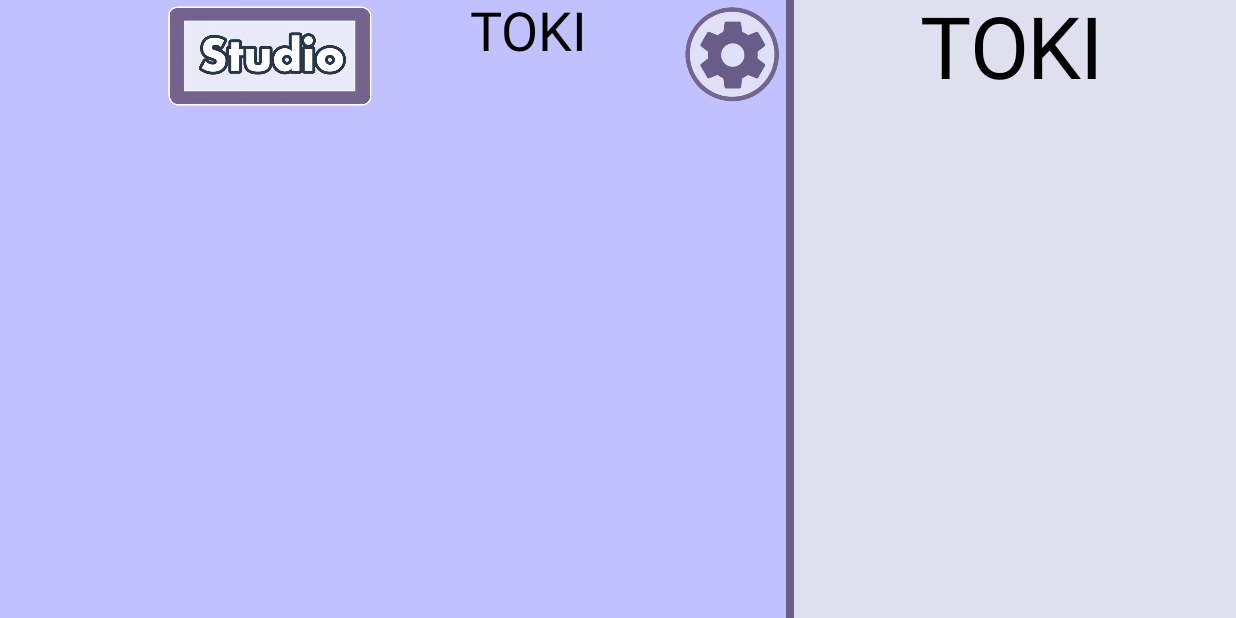
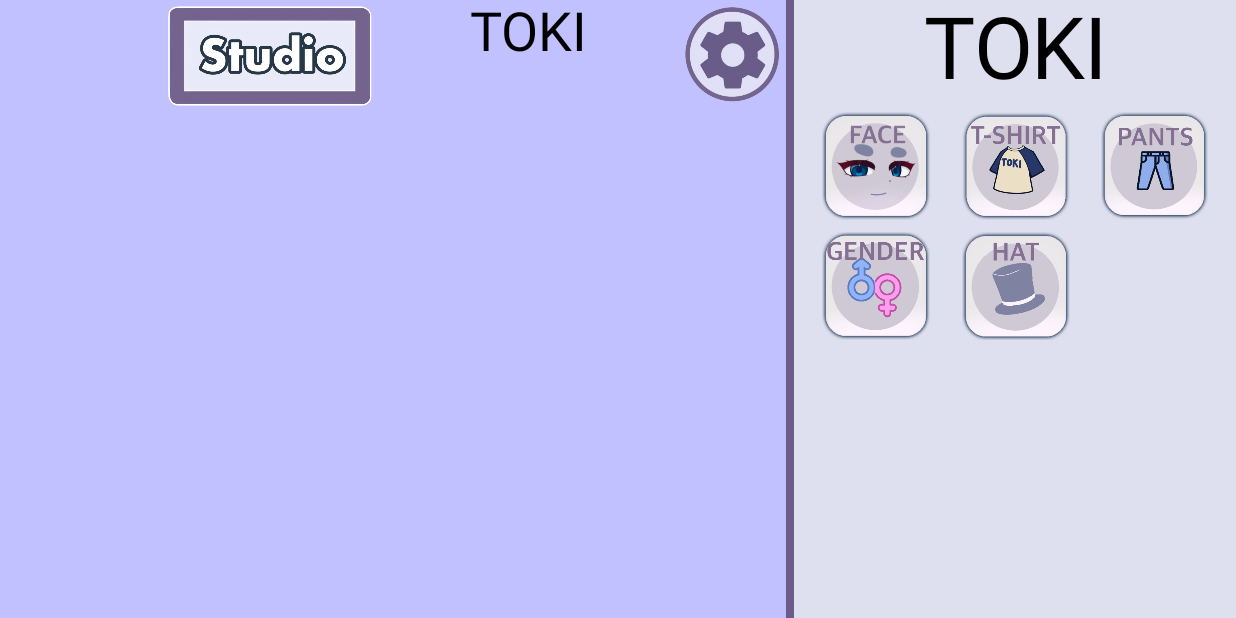
Before and after one commit to RodionShulik/TokiGame, an Android app built with Jetpack Compose: the screen it shows after launch (MainActivity), on a phone screen of 824 x 412 dp (held sideways). Run offline under Robolectric (Android 15) with nearby library versions, the phone set to English and light mode, and no system bars; libraries missing offline, so code that uses them is left out: my.nanihadesuka.compose; missing, so only their content is drawn: LazyColumnScrollbar; 1 statement that could not run was skipped.

Commit message:
added choose CategoryScreenContent

```diff
--- a/app/src/main/java/com/example/toki/MainActivity.kt
+++ b/app/src/main/java/com/example/toki/MainActivity.kt
@@ -8,7 +8,7 @@ import androidx.compose.foundation.lazy.rememberLazyListState
 import androidx.compose.material3.Surface
 import androidx.compose.ui.Modifier
 import androidx.compose.ui.graphics.Color
-import com.example.toki.screens.MainScreen
+import com.example.toki.ui.screens.MainScreen
 import com.example.toki.ui.theme.TokiTheme
 
 class MainActivity : ComponentActivity() {
--- /dev/null
+++ b/app/src/main/java/com/example/toki/ui/NavGraphSidePane.kt
@@ -0,0 +1,32 @@
+package com.example.toki.ui
+
+import androidx.compose.foundation.layout.fillMaxSize
+import androidx.compose.runtime.Composable
+import androidx.compose.ui.Modifier
+import androidx.navigation.NavHostController
+import androidx.navigation.compose.NavHost
+import androidx.navigation.compose.composable
+import androidx.navigation.compose.rememberNavController
+import com.example.toki.ui.screens.choosecategory.ChooseCategoryContent
+
+enum class SidePaneScreen(val route: String) {
+    ChooseCategory(route = "side-pane/choose-categories"),
+    Category(route = "side-pane/category")
+}
+
+@Composable
+fun NavGraphSidePane(
+    modifier: Modifier=Modifier,
+    navController: NavHostController = rememberNavController()
+) {
+
+    NavHost(
+        modifier = modifier.fillMaxSize() ,
+        navController = navController,
+        startDestination = SidePaneScreen.ChooseCategory.route
+    ) {
+        composable(SidePaneScreen.ChooseCategory.route) {
+            ChooseCategoryContent()
+        }
+    }
+}
--- a/app/src/main/java/com/example/toki/screens/MainScreen.kt
+++ b/app/src/main/java/com/example/toki/ui/screens/MainScreen.kt
@@ -1,8 +1,9 @@
-package com.example.toki.screens
+package com.example.toki.ui.screens
 
 import androidx.compose.foundation.Image
 import androidx.compose.foundation.background
 import androidx.compose.foundation.layout.Box
+import androidx.compose.foundation.layout.Column
 import androidx.compose.foundation.layout.Row
 import androidx.compose.foundation.layout.Spacer
 import androidx.compose.foundation.layout.fillMaxHeight
@@ -17,7 +18,6 @@ import androidx.compose.foundation.lazy.rememberLazyListState
 import androidx.compose.material3.MaterialTheme
 import androidx.compose.material3.Text
 import androidx.compose.runtime.Composable
-import androidx.compose.ui.Alignment
 import androidx.compose.ui.Modifier
 import androidx.compose.ui.graphics.Color
 import androidx.compose.ui.res.painterResource
@@ -25,6 +25,7 @@ import androidx.compose.ui.text.style.TextAlign
 import androidx.compose.ui.tooling.preview.Preview
 import androidx.compose.ui.unit.dp
 import com.example.toki.R
+import com.example.toki.ui.NavGraphSidePane
 import com.example.toki.ui.theme.TokiTheme
 import my.nanihadesuka.compose.LazyColumnScrollbar
 
@@ -74,7 +75,7 @@ fun MainScreen(
             painter = painterResource(id = R.drawable.settings),
             contentDescription = "Settings"
         )
-        Box(
+        Row(
             modifier = modifier
                 .fillMaxHeight()
                 .weight(1.5f)
@@ -89,14 +90,16 @@ fun MainScreen(
                     .fillMaxHeight()
                     .width(5.dp)
                     .background(Color(0XFF6c5c88))
-                    .align(Alignment.CenterStart)
             )
+            Column {
                 Text(
                     text = "TOKI",
                     style = MaterialTheme.typography.displayLarge,
                     modifier = modifier.fillMaxWidth(),
                     textAlign = TextAlign.Center
                 )
+                SidePaneContent()
+            }
         }
     }
 }
@@ -104,7 +107,7 @@ fun MainScreen(
 
 @Composable
 fun SidePaneContent() {
-
+    NavGraphSidePane()
 }
 
 
--- /dev/null
+++ b/app/src/main/java/com/example/toki/ui/screens/choosecategory/ChooseCategoryContent.kt
@@ -0,0 +1,61 @@
+package com.example.toki.ui.screens.choosecategory
+
+import androidx.annotation.DrawableRes
+import androidx.compose.foundation.Image
+import androidx.compose.foundation.layout.Arrangement
+import androidx.compose.foundation.layout.Column
+import androidx.compose.foundation.layout.fillMaxSize
+import androidx.compose.foundation.layout.padding
+import androidx.compose.foundation.layout.size
+import androidx.compose.foundation.lazy.grid.GridCells
+import androidx.compose.foundation.lazy.grid.LazyVerticalGrid
+import androidx.compose.foundation.lazy.grid.items
+import androidx.compose.runtime.Composable
+import androidx.compose.ui.Alignment
+import androidx.compose.ui.Modifier
+import androidx.compose.ui.res.painterResource
+import androidx.compose.ui.tooling.preview.Preview
+import androidx.compose.ui.unit.dp
+import com.example.toki.R
+import com.example.toki.ui.theme.TokiTheme
+
+data class Category(
+    val name: String ,
+    @DrawableRes val drawable :Int
+)
+val categoryList:List<Category> = listOf(
+        Category("face" , R.drawable.face_category),
+        Category("t-shirt", R.drawable.t_shirt_category),
+        Category("pants", R.drawable.pants_category),
+        Category("gender", R.drawable.gender_category),
+        Category("hat", R.drawable.hat_category)
+)
+@Composable
+fun ChooseCategoryContent(modifier: Modifier = Modifier) {
+    Column(modifier = modifier
+        .fillMaxSize()
+        .padding(8.dp),
+        horizontalAlignment = Alignment.CenterHorizontally) {
+        LazyVerticalGrid(
+            columns = GridCells.Adaptive(72.dp),
+            verticalArrangement = Arrangement.spacedBy(8.dp),
+        ) {
+            items(categoryList){ category->
+                Image(
+                    modifier = modifier.size(72.dp),
+                    painter = painterResource(id = category.drawable),
+                    contentDescription = category.name)
+            }
+        }
+    }
+}
+
+@Preview(showBackground = true,
+    device = "spec:id=reference_foldable,shape=Normal,width=673,height=841,unit=dp,dpi=420"
+)
+@Composable
+private fun PreviewChooseCategoryContent() {
+    TokiTheme {
+        ChooseCategoryContent()
+    }
+}
```
Also changed, not shown: app/src/main/res/drawable/face_category.png (added), app/src/main/res/drawable/gender_category.PNG (added), app/src/main/res/drawable/hat_category.PNG (added), app/src/main/res/drawable/pants_category.PNG (added), app/src/main/res/drawable/t_shirt_category.PNG (added). Lines whose indentation alone changed are shown as unchanged.
